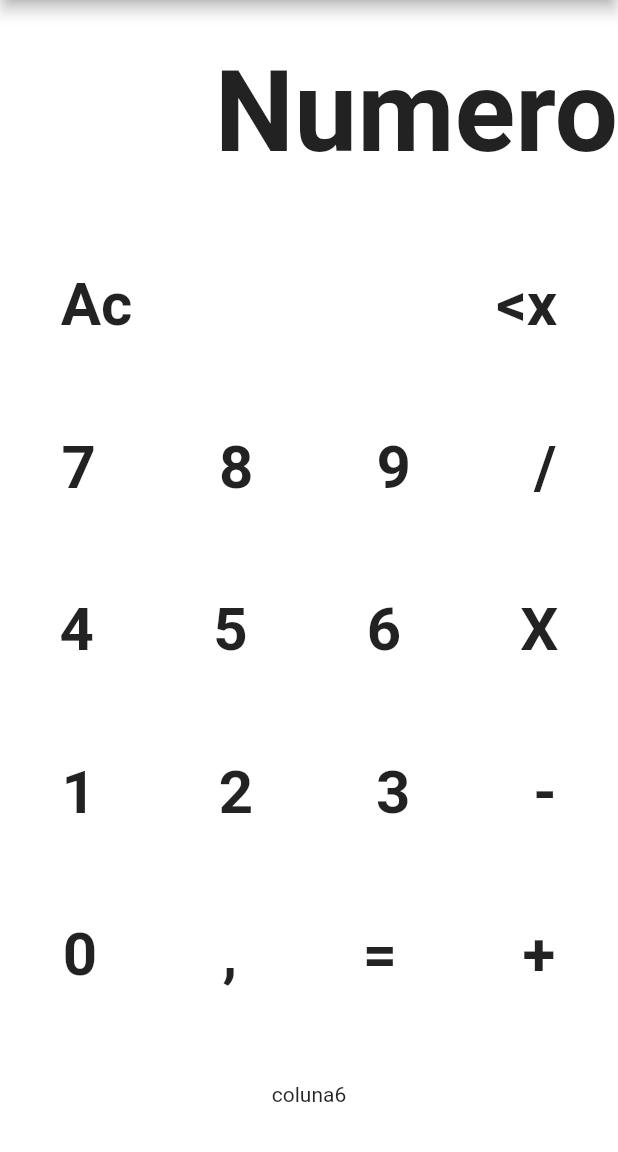
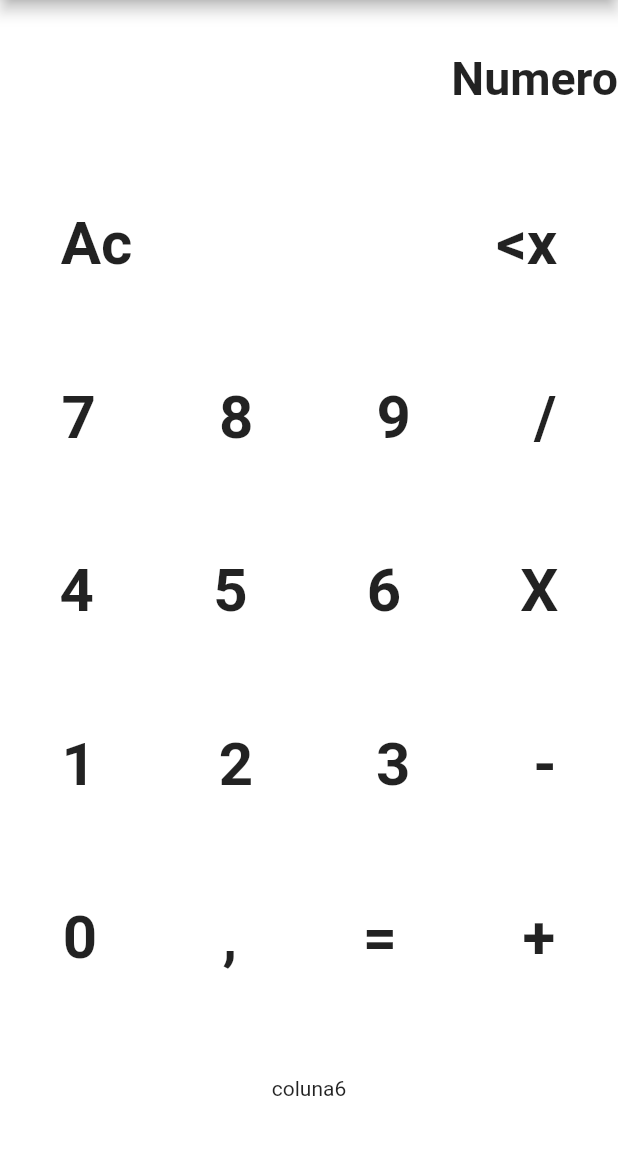
Before and after one commit to SamaraMacedo/calculadora_app, a Flutter app: the screen it shows after launch, on a phone screen of 412 x 824 dp, the part 84-1236 px from its top. Run offline on Flutter 3.47's test engine with Material 2 defaults, Android fonts, the phone set to English and light mode, and no system bars.

```diff
--- a/lib/main.dart
+++ b/lib/main.dart
@@ -12,6 +12,36 @@ class MyApp extends StatefulWidget {
 }
 
 class _MyAppState extends State<MyApp> {
+  String numero = 'Numero';
+  void calcular(String tecla) {
+    switch (tecla) {
+      case '0':
+      case '1':
+      case '2':
+      case '3':
+      case '4':
+      case '5':
+      case '6':
+      case '7':
+      case '8':
+      case '9':
+        setState(() {
+          numero += tecla;
+        });
+        break;
+
+      case 'AC':
+        setState(() {
+          numero = '0';
+        });
+        break;
+
+      default:
+        numero += tecla;
+        break;
+    }
+  }
+
   @override
   Widget build(BuildContext context) {
     return MaterialApp(
@@ -34,61 +64,88 @@ class _MyAppState extends State<MyApp> {
               mainAxisAlignment: MainAxisAlignment.end,
               children: [
                 Text(
-                  'Numero',
-                  style: TextStyle(fontSize: 75, fontWeight: FontWeight.bold),
+                  numero,
+                  style: TextStyle(fontSize: 31, fontWeight: FontWeight.bold),
                 ),
               ],
             ),
             Row(
               mainAxisAlignment: MainAxisAlignment.spaceAround,
               children: [
-                Text(
+                GestureDetector(
+                  onTap: () => calcular('AC'),
+                  child: Text(
                     'Ac',
                     style: TextStyle(fontSize: 40, fontWeight: FontWeight.bold),
                   ),
+                ),
                 Text(''),
                 Text(''),
-                Text(
+                GestureDetector(
+                  onTap: () => calcular('<x'),
+                  child: Text(
                     '<x',
                     style: TextStyle(fontSize: 40, fontWeight: FontWeight.bold),
+                  ),
                 ),
               ],
             ),
             Row(
               mainAxisAlignment: MainAxisAlignment.spaceAround,
               children: [
-                Text(
+                GestureDetector(
+                  onTap: () => calcular('7'),
+                  child: Text(
                     '7',
                     style: TextStyle(fontSize: 40, fontWeight: FontWeight.bold),
                   ),
-                Text(
+                ),
+                GestureDetector(
+                  onTap: () => calcular('8'),
+                  child: Text(
                     '8',
                     style: TextStyle(fontSize: 40, fontWeight: FontWeight.bold),
                   ),
-                Text(
+                ),
+                GestureDetector(
+                  onTap: () => calcular('9'),
+                  child: Text(
                     '9',
                     style: TextStyle(fontSize: 40, fontWeight: FontWeight.bold),
                   ),
-                Text(
+                ),
+                GestureDetector(
+                  onTap: () => calcular('0'),
+                  child: Text(
                     '/',
                     style: TextStyle(fontSize: 40, fontWeight: FontWeight.bold),
+                  ),
                 ),
               ],
             ),
             Row(
               mainAxisAlignment: MainAxisAlignment.spaceAround,
               children: [
-                Text(
+                GestureDetector(
+                  onTap: () => calcular('4'),
+                  child: Text(
                     '4',
                     style: TextStyle(fontSize: 40, fontWeight: FontWeight.bold),
                   ),
-                Text(
+                ),
+                GestureDetector(
+                  onTap: () => calcular('5'),
+                  child: Text(
                     '5',
                     style: TextStyle(fontSize: 40, fontWeight: FontWeight.bold),
                   ),
-                Text(
+                ),
+                GestureDetector(
+                  onTap: () => calcular('6'),
+                  child: Text(
                     '6',
                     style: TextStyle(fontSize: 40, fontWeight: FontWeight.bold),
+                  ),
                 ),
                 Text(
                   'X',
@@ -99,42 +156,66 @@ class _MyAppState extends State<MyApp> {
             Row(
               mainAxisAlignment: MainAxisAlignment.spaceAround,
               children: [
-                Text(
+                GestureDetector(
+                  onTap: () => calcular('1'),
+                  child: Text(
                     '1',
                     style: TextStyle(fontSize: 40, fontWeight: FontWeight.bold),
                   ),
-                Text(
+                ),
+                GestureDetector(
+                  onTap: () => calcular('2'),
+                  child: Text(
                     '2',
                     style: TextStyle(fontSize: 40, fontWeight: FontWeight.bold),
                   ),
-                Text(
+                ),
+                GestureDetector(
+                  onTap: () => calcular('3'),
+                  child: Text(
                     '3',
                     style: TextStyle(fontSize: 40, fontWeight: FontWeight.bold),
                   ),
-                Text(
+                ),
+                GestureDetector(
+                  onTap: () => calcular('-'),
+                  child: Text(
                     '-',
                     style: TextStyle(fontSize: 40, fontWeight: FontWeight.bold),
+                  ),
                 ),
               ],
             ),
             Row(
               mainAxisAlignment: MainAxisAlignment.spaceAround,
               children: [
-                Text(
+                GestureDetector(
+                  onTap: () => calcular('0'),
+                  child: Text(
                     '0',
                     style: TextStyle(fontSize: 40, fontWeight: FontWeight.bold),
                   ),
-                Text(
+                ),
+                GestureDetector(
+                  onTap: () => calcular(','),
+                  child: Text(
                     ',',
                     style: TextStyle(fontSize: 40, fontWeight: FontWeight.bold),
                   ),
-                Text(
+                ),
+                GestureDetector(
+                  onTap: () => calcular('='),
+                  child: Text(
                     '=',
                     style: TextStyle(fontSize: 40, fontWeight: FontWeight.bold),
                   ),
-                Text(
+                ),
+                GestureDetector(
+                  onTap: () => calcular('+'),
+                  child: Text(
                     '+',
                     style: TextStyle(fontSize: 40, fontWeight: FontWeight.bold),
+                  ),
                 ),
               ],
             ),
```
Also changed, not shown: 1 other file. Lines whose indentation alone changed are shown as unchanged.
